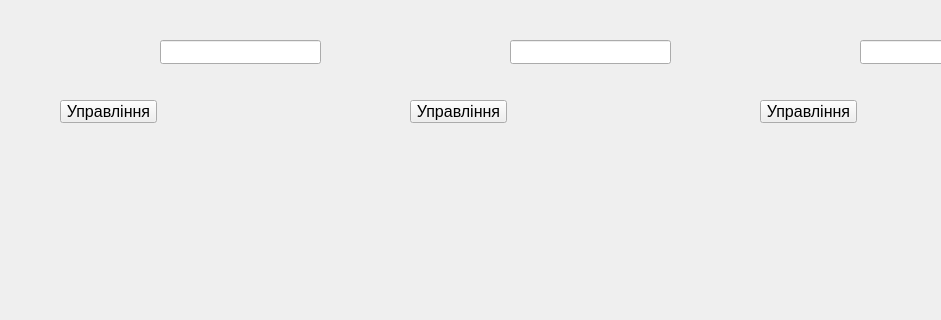
Old version of the form aparat/scada/mnemo.ui in the repository vanessaorgua/illitsi; both pictures show x 0 to 941 and y 0 to 320 of the 1215 by 935 pixel window.
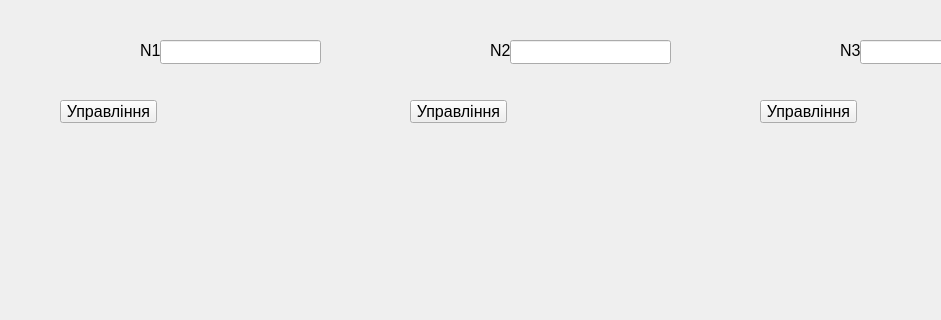
New version of the form. Icons and pictures are not drawn.

```diff
--- a/aparat/scada/mnemo.ui
+++ b/aparat/scada/mnemo.ui
@@ -612,6 +612,45 @@
     </size>
    </property>
   </widget>
+  <widget class="QLabel" name="label">
+   <property name="geometry">
+    <rect>
+     <x>140</x>
+     <y>40</y>
+     <width>21</width>
+     <height>20</height>
+    </rect>
+   </property>
+   <property name="text">
+    <string>N1</string>
+   </property>
+  </widget>
+  <widget class="QLabel" name="label_2">
+   <property name="geometry">
+    <rect>
+     <x>490</x>
+     <y>40</y>
+     <width>21</width>
+     <height>20</height>
+    </rect>
+   </property>
+   <property name="text">
+    <string>N2</string>
+   </property>
+  </widget>
+  <widget class="QLabel" name="label_3">
+   <property name="geometry">
+    <rect>
+     <x>840</x>
+     <y>40</y>
+     <width>21</width>
+     <height>20</height>
+    </rect>
+   </property>
+   <property name="text">
+    <string>N3</string>
+   </property>
+  </widget>
  </widget>
  <resources>
   <include location="mnemo/mnemo.qrc"/>
```
